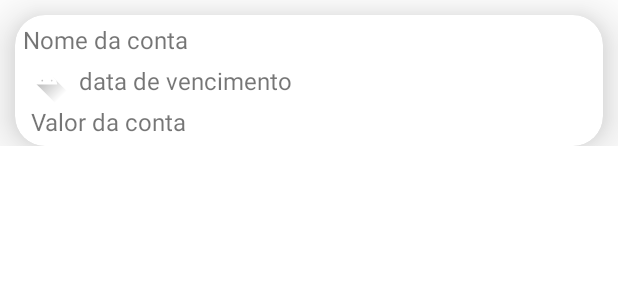
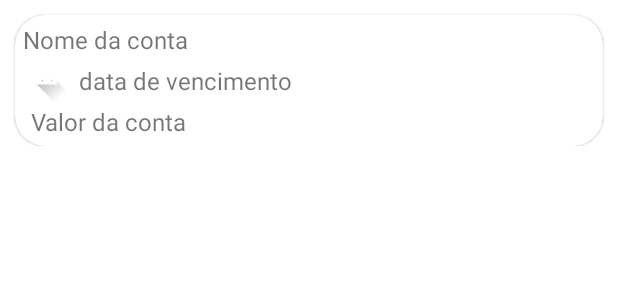
Before and after one commit to KdMeuDinSerasa/kdmeudinAppFinal, an Android app: the layout bill_item_list.xml on its own in the app's theme, with its tools: preview values and no code run, on a phone screen of 412 x 824 dp. Shown: the top 300 px of the screen. Run offline under Robolectric (Android 15) with nearby library versions, the phone set to English and light mode, and no system bars.

Commit message:
update for merge

```diff
--- a/app/src/main/res/layout/bill_item_list.xml
+++ b/app/src/main/res/layout/bill_item_list.xml
@@ -11,7 +11,6 @@
         android:layout_height="wrap_content"
         android:layout_margin="10dp"
         app:cardCornerRadius="20dp"
-        app:cardElevation="20dp"
         app:layout_constraintEnd_toEndOf="parent"
         app:layout_constraintStart_toStartOf="parent"
         app:layout_constraintTop_toTopOf="parent">
```
